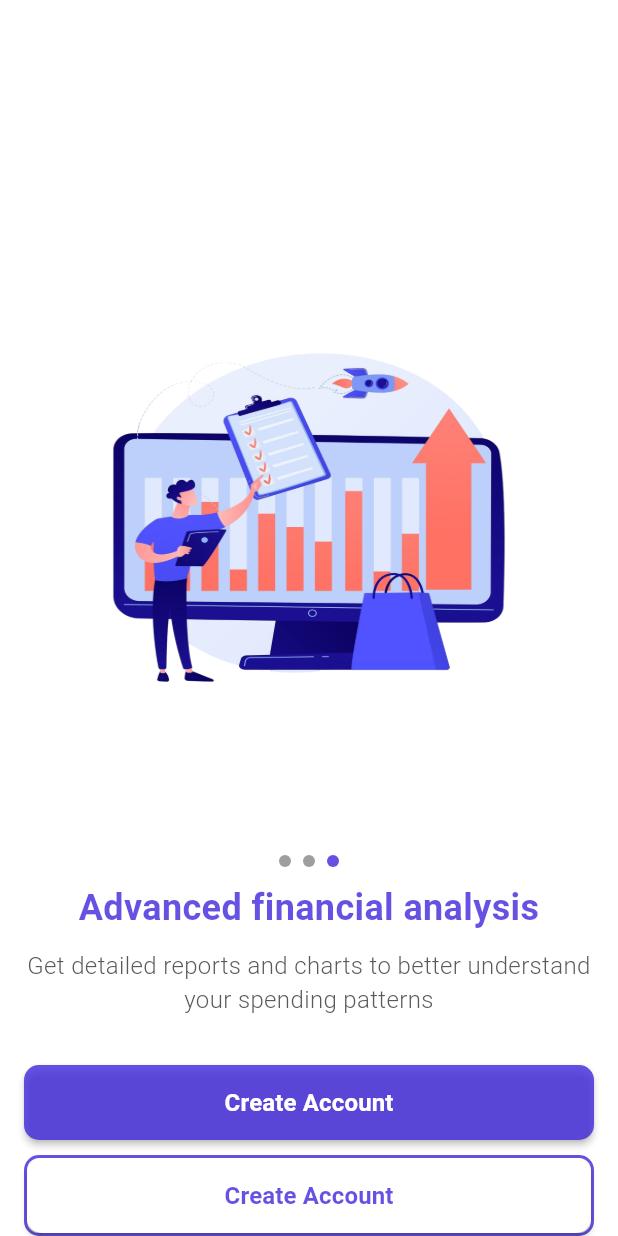
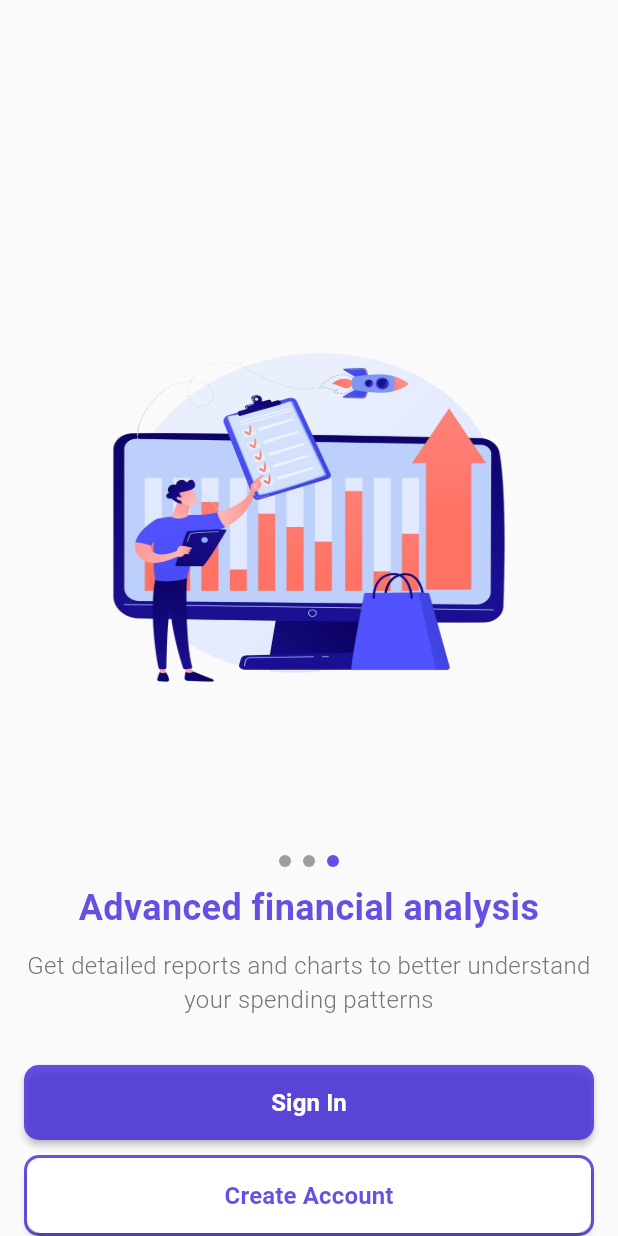
Before and after one commit to Khaled280-313/cash_flow, a Flutter app: the screen it shows after launch, swiped to page 3, on a phone screen of 412 x 824 dp. Run offline on Flutter 3.47's test engine with Material 3 defaults, Android fonts, the phone set to English and light mode, and no system bars; drawn by our look-alikes of smooth_page_indicator; our stand-ins replace dio, flutter_bloc, go_router, shared_preferences; Roboto replaces fonts that are missing (Montserrat).

Commit message:
Enhance sign-up page UI; update text styles and colors; add custom text field and welcome text widgets; modify navigation logic for sign-in

```diff
--- a/lib/core/utils/app_text_style.dart
+++ b/lib/core/utils/app_text_style.dart
@@ -4,7 +4,7 @@ import 'package:flutter/material.dart';
 abstract class AppTextStyle {
   static final kaushan400Style64 = TextStyle(
     fontSize: 44,
-    fontWeight: FontWeight.w400,
+    fontWeight: FontWeight.bold,
     color: ColorsApp.primary,
     fontFamily: 'Pacifico',
   );
@@ -17,7 +17,7 @@ abstract class AppTextStyle {
   static final montserrat300Style16 = TextStyle(
     fontSize: 16,
     fontWeight: FontWeight.w300,
-    color: const Color.fromARGB(255, 90, 89, 89),
+    color: ColorsApp.textSecondary,
     fontFamily: 'Montserrat',
   );
 }
--- a/lib/core/utils/colors_app.dart
+++ b/lib/core/utils/colors_app.dart
@@ -3,7 +3,7 @@ import 'package:flutter/material.dart';
 abstract class ColorsApp {
   // Define your color palette here
   static const Color primary = Color(0xD0432BDC);
-  static const Color background = Color(0x00F8F4F9);
+  static const Color background = Color(0xE8FAFAFA);
   static const Color textPrimary = Color(0xFF000000);
   static const Color textSecondary = Color(0xFF757575);
   static const Color error = Color(0xFFB00020);
--- a/lib/core/utils/string_app.dart
+++ b/lib/core/utils/string_app.dart
@@ -23,5 +23,9 @@ abstract class StringsApp {
       forgotPassword = 'Forgot Password?',
       login = 'Login',
       welcome = 'Welcome',
-      welcomeBack = 'Welcome Back';
+      welcomeBack = 'Welcome Back',
+      lets = "Let’s",
+      start = "Start!",
+      userName ="User Name";
+
 }
--- a/lib/features/onboarding/presentation/widgets/get_botton.dart
+++ b/lib/features/onboarding/presentation/widgets/get_botton.dart
@@ -27,10 +27,10 @@ class GetBotton extends StatelessWidget {
               height: 50,
               onPressed: () {
                 isOnBoardingVisited();
-                customNavigatPushReplacement(context: context, path: "/SignUp");
+                customNavigatPushReplacement(context: context, path: "/SignIn");
               },
               child: Text(
-                StringsApp.createAccount,
+                StringsApp.signIn,
                 style: AppTextStyle.montserrat300Style16.copyWith(
                   color: Colors.white,
                   fontWeight: FontWeight.w600,
--- a/lib/main.dart
+++ b/lib/main.dart
@@ -22,7 +22,7 @@ class MyApp extends StatelessWidget {
           debugShowCheckedModeBanner: false,
           title: StringsApp.appName,
           theme: ThemeData(
-            scaffoldBackgroundColor: ColorsApp.white,
+            scaffoldBackgroundColor: ColorsApp.background,
             useMaterial3: true,
           ),
         );
```
Also changed, not shown: lib/features/auth/presentation/pages/sign_up_page.dart (+78 -1 lines), lib/features/auth/presentation/widgets/custom_Welcom_text.dart (added, +27 -0 lines), lib/features/auth/presentation/widgets/custom_text_feild.dart (added, +46 -0 lines).
